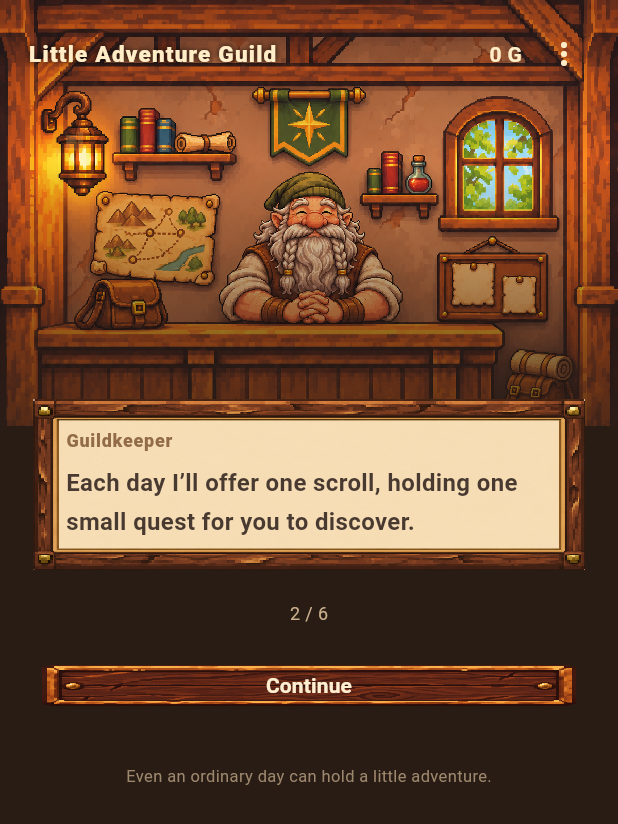
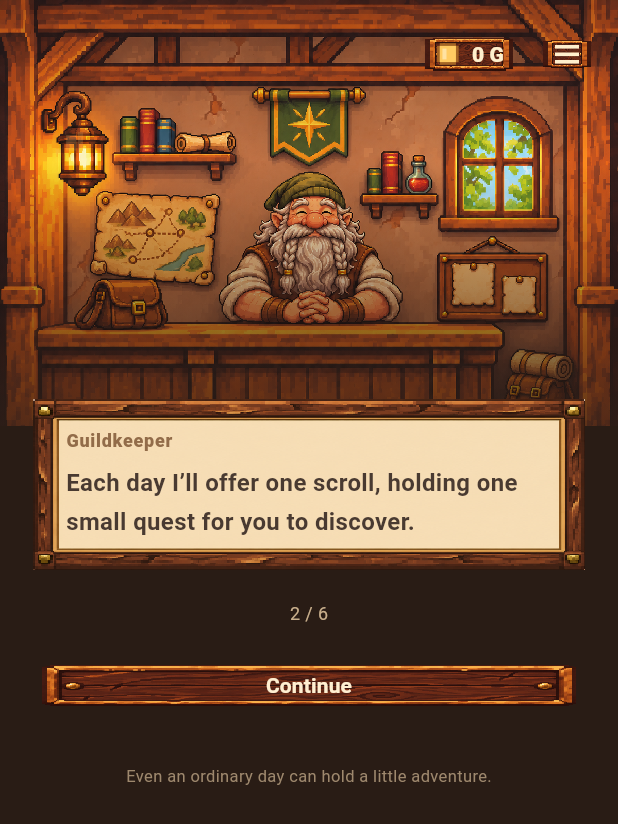
Before and after one commit to juson082/little-adventure-guild, a Flutter app: the screen it shows after launch, after a tap on "Continue", on a phone screen of 412 x 824 dp. Shown: the top 824 px of the screen. Run offline on Flutter 3.47's test engine with Material 3 defaults, Android fonts, the phone set to English and light mode, and no system bars; our stand-ins replace shared_preferences; Roboto replaces fonts that are missing (Galmuri).

Commit message:
Match gold and menu controls to guild artwork

```diff
--- a/lib/main.dart
+++ b/lib/main.dart
@@ -510,22 +510,35 @@ class _GuildHomeState extends State<GuildHome> with WidgetsBindingObserver {
                 left: 19,
                 right: 12,
                 child: Row(children: [
-                  Expanded(
-                      child: Text(t('작은 모험 길드'),
-                          style: TextStyle(
-                              color: Color(0xffffedc7),
-                              fontSize: 15,
-                              fontWeight: FontWeight.w800,
-                              letterSpacing: .8,
-                              shadows: [
-                                Shadow(blurRadius: 5, color: Colors.black)
-                              ]))),
-                  Padding(
-                      padding: const EdgeInsets.only(right: 4),
-                      child: Text("${today?['gold'] ?? 0} G",
+                  const Spacer(),
+                  Tooltip(
+                    message: t('보유 골드'),
+                    child: DecoratedBox(
+                      decoration: headerWoodDecoration,
+                      child: TextButton(
+                        onPressed: today == null ? null : showDecorations,
+                        style: TextButton.styleFrom(
+                          foregroundColor: const Color(0xffffefcc),
+                          disabledForegroundColor: const Color(0xffc2ab86),
+                          shape: const RoundedRectangleBorder(),
+                          minimumSize: const Size(48, 44),
+                          padding: const EdgeInsets.symmetric(horizontal: 12),
+                        ),
+                        child: Row(mainAxisSize: MainAxisSize.min, children: [
+                          const SizedBox(
+                              width: 18,
+                              height: 18,
+                              child: CustomPaint(
+                                  painter: HeaderIconPainter(coin: true))),
+                          const SizedBox(width: 7),
+                          Text("${today?['gold'] ?? 0} G",
                               style: const TextStyle(
-                              color: Color(0xffffedc7),
-                              fontWeight: FontWeight.bold))),
+                                  fontSize: 14, fontWeight: FontWeight.w800)),
+                        ]),
+                      ),
+                    ),
+                  ),
+                  const SizedBox(width: 8),
                   PopupMenuButton<String>(
                     tooltip: t('길드 메뉴'),
                     color: cream,
@@ -544,8 +557,7 @@ class _GuildHomeState extends State<GuildHome> with WidgetsBindingObserver {
                       }
                     },
                     itemBuilder: (_) => [
-                            PopupMenuItem(
-                                value: 'settings', child: Text(t('설정'))),
+                      PopupMenuItem(value: 'settings', child: Text(t('설정'))),
                       PopupMenuItem(
                           value: 'licenses', child: Text(t('오픈소스 라이선스'))),
                       PopupMenuItem(
@@ -554,7 +566,15 @@ class _GuildHomeState extends State<GuildHome> with WidgetsBindingObserver {
                           value: 'support', child: Text(t('길드 지원하기'))),
                       PopupMenuItem(
                           value: 'suggest', child: Text(t('의뢰 제안하기'))),
-                          ]),
+                    ],
+                    child: Container(
+                      width: 44,
+                      height: 44,
+                      decoration: headerWoodDecoration,
+                      padding: const EdgeInsets.all(12),
+                      child: const CustomPaint(painter: HeaderIconPainter()),
+                    ),
+                  ),
                 ])),
           ]),
           Transform.translate(
@@ -837,6 +857,47 @@ class LanternGlowPainter extends CustomPainter {
       oldDelegate.frame != frame;
 }
 
+const headerWoodDecoration = BoxDecoration(
+  image: DecorationImage(
+    image: ResizeImage(AssetImage('assets/wood_button.png'),
+        width: 432, height: 144),
+    centerSlice: Rect.fromLTRB(12, 8, 420, 136),
+    fit: BoxFit.fill,
+    filterQuality: FilterQuality.none,
+  ),
+);
+
+class HeaderIconPainter extends CustomPainter {
+  final bool coin;
+  const HeaderIconPainter({this.coin = false});
+  @override
+  void paint(Canvas canvas, Size size) {
+    final paint = Paint();
+    void box(double x, double y, double w, double h, Color color) {
+      paint.color = color;
+      canvas.drawRect(
+          Rect.fromLTWH(
+              size.width * x, size.height * y, size.width * w, size.height * h),
+          paint);
+    }
+
+    if (coin) {
+      box(.2, .1, .6, .8, const Color(0xffa46424));
+      box(.1, .2, .8, .6, const Color(0xffa46424));
+      box(.2, .2, .6, .6, const Color(0xffffcb62));
+      box(.3, .3, .15, .4, const Color(0xffffe2a2));
+    } else {
+      for (final y in [.2, .45, .7]) {
+        box(.1, y, .8, .12, const Color(0xffffefcc));
+      }
+    }
+  }
+
+  @override
+  bool shouldRepaint(covariant HeaderIconPainter oldDelegate) =>
+      oldDelegate.coin != coin;
+}
+
 class PixelPanel extends StatelessWidget {
   final Widget child;
   final bool parchment;
```
Also changed, not shown: preview/home.png, preview/quest.png, preview/quest_en.png, preview/quest_ja.png, preview/tutorial.png, 1 other file. Lines whose indentation alone changed are shown as unchanged.
